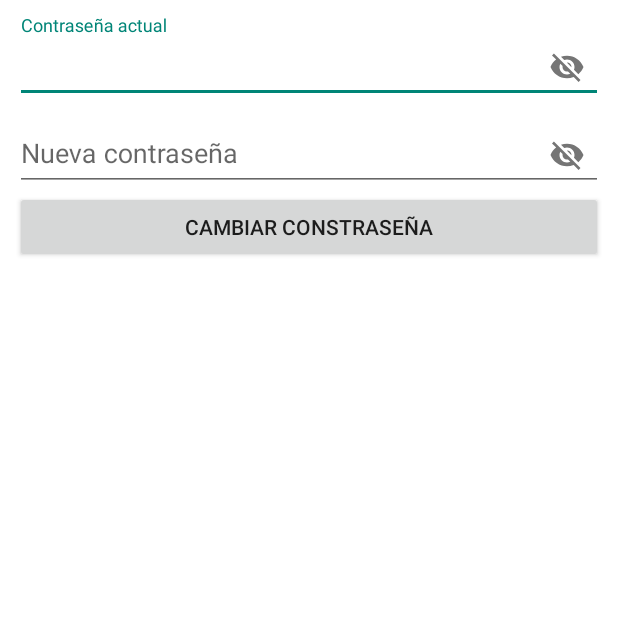
After one commit to Juanfran-10/Juego-Golpea-Topo, an Android app: the CambioDePassword screen opened directly, with no data from a screen before it, on a phone screen of 412 x 824 dp, the top half of it. The commit adds this screen. Run offline under Robolectric (Android 15) with nearby library versions, the phone set to English and light mode, and no system bars; our stand-ins replace Firebase (no records; nobody signed in at launch, a user with empty details on screens opened directly).

Commit message:
change of password

```diff
--- a/app/src/main/AndroidManifest.xml
+++ b/app/src/main/AndroidManifest.xml
@@ -12,6 +12,9 @@
         android:supportsRtl="true"
         android:theme="@style/Theme.JuegoGolpeaTopo"
         tools:targetApi="31">
+        <activity
+            android:name=".CambioDePassword"
+            android:exported="false" />
         <activity
             android:name=".DetalleJugador"
             android:exported="false" />
--- /dev/null
+++ b/app/src/main/java/com/example/juegogolpeatopo/CambioDePassword.java
@@ -0,0 +1,114 @@
+package com.example.juegogolpeatopo;
+
+import androidx.annotation.NonNull;
+import androidx.appcompat.app.AppCompatActivity;
+
+import android.content.Intent;
+import android.os.Bundle;
+import android.text.TextUtils;
+import android.view.View;
+import android.widget.Button;
+import android.widget.EditText;
+import android.widget.Toast;
+
+import com.google.android.gms.tasks.OnFailureListener;
+import com.google.android.gms.tasks.OnSuccessListener;
+import com.google.firebase.auth.AuthCredential;
+import com.google.firebase.auth.EmailAuthCredential;
+import com.google.firebase.auth.EmailAuthProvider;
+import com.google.firebase.auth.FirebaseAuth;
+import com.google.firebase.auth.FirebaseUser;
+import com.google.firebase.database.DatabaseReference;
+import com.google.firebase.database.FirebaseDatabase;
+
+import java.util.HashMap;
+import java.util.Objects;
+
+public class CambioDePassword extends AppCompatActivity {
+    private EditText actualPassword, nuevoPassword;
+    private Button cambiarPassword;
+    private DatabaseReference reference;
+    private FirebaseAuth firebaseAuth;
+    private FirebaseUser user;
+
+    @Override
+    protected void onCreate(Bundle savedInstanceState) {
+        super.onCreate(savedInstanceState);
+        setContentView(R.layout.activity_cambio_de_password);
+        //Enlazamos las variables
+        actualPassword = findViewById(R.id.actualPassword);
+        nuevoPassword = findViewById(R.id.nuevoPassword);
+        cambiarPassword = findViewById(R.id.cambiarPassword);
+
+        //Conectamos con la base de datos
+        reference = FirebaseDatabase.getInstance().getReference("JUGADORES");
+        firebaseAuth = FirebaseAuth.getInstance();
+        user = FirebaseAuth.getInstance().getCurrentUser();
+
+        cambiarPassword.setOnClickListener(new View.OnClickListener() {
+            @Override
+            public void onClick(View v) {
+                String actual = actualPassword.getText().toString().trim();
+                String nueva = nuevoPassword.getText().toString().trim();
+
+                if (TextUtils.isEmpty(actual)) {
+                    Toast.makeText(CambioDePassword.this, "Debes introducir la contraseña actual", Toast.LENGTH_SHORT).show();
+                }
+
+                if (TextUtils.isEmpty(nueva)) {
+                    Toast.makeText(CambioDePassword.this, "Debes introducir la nueva contraseña", Toast.LENGTH_SHORT).show();
+                }
+
+                if (!TextUtils.isEmpty(actual) && !TextUtils.isEmpty(nueva) && actual.length() >= 6 && nueva.length() >= 6) {
+                    cambioPassword(actual, nueva);
+                }
+            }
+        });
+    }
+
+    private void cambioPassword(String actual, String nueva) {
+        AuthCredential authCredential = EmailAuthProvider.getCredential(user.getEmail(), actual);
+
+        user.reauthenticate(authCredential)
+                .addOnSuccessListener(new OnSuccessListener<Void>() {
+                    @Override
+                    public void onSuccess(Void unused) {
+                        user.updatePassword(nueva)
+                                .addOnSuccessListener(new OnSuccessListener<Void>() {
+                                    @Override
+                                    public void onSuccess(Void unused) {
+                                        String value = nuevoPassword.getText().toString().trim();
+                                        HashMap<String, Object> result = new HashMap<>();
+                                        result.put("Password", value);
+                                        reference.child(user.getUid()).updateChildren(result)
+                                                .addOnSuccessListener(new OnSuccessListener<Void>() {
+                                                    @Override
+                                                    public void onSuccess(Void unused) {
+
+                                                    }
+                                                }).addOnFailureListener(new OnFailureListener() {
+                                                    @Override
+                                                    public void onFailure(@NonNull Exception e) {
+                                                        Toast.makeText(CambioDePassword.this, e.getMessage(), Toast.LENGTH_SHORT).show();
+                                                    }
+                                                });
+                                        firebaseAuth.signOut();
+                                        startActivity(new Intent(CambioDePassword.this, Login.class));
+                                        Toast.makeText(CambioDePassword.this, "Se cerró sesión", Toast.LENGTH_SHORT).show();
+                                        finish();
+                                    }
+                                }).addOnFailureListener(new OnFailureListener() {
+                                    @Override
+                                    public void onFailure(@NonNull Exception e) {
+                                        Toast.makeText(CambioDePassword.this, e.getMessage(), Toast.LENGTH_SHORT).show();
+                                    }
+                                });
+                    }
+                }).addOnFailureListener(new OnFailureListener() {
+                    @Override
+                    public void onFailure(@NonNull Exception e) {
+                        Toast.makeText(CambioDePassword.this, e.getMessage(), Toast.LENGTH_SHORT).show();
+                    }
+                });
+    }
+}
--- a/app/src/main/java/com/example/juegogolpeatopo/Menu.java
+++ b/app/src/main/java/com/example/juegogolpeatopo/Menu.java
@@ -156,6 +156,7 @@ public class Menu extends AppCompatActivity {
         btCambiarPassword.setOnClickListener(new View.OnClickListener() {
             @Override
             public void onClick(View v) {
+                startActivity(new Intent(Menu.this, CambioDePassword.class));
                 Toast.makeText(Menu.this, "Cambiando password", Toast.LENGTH_SHORT).show();
             }
         });
--- /dev/null
+++ b/app/src/main/res/layout/activity_cambio_de_password.xml
@@ -0,0 +1,54 @@
+<?xml version="1.0" encoding="utf-8"?>
+<RelativeLayout
+    xmlns:android="http://schemas.android.com/apk/res/android"
+    xmlns:app="http://schemas.android.com/apk/res-auto"
+    xmlns:tools="http://schemas.android.com/tools"
+    android:layout_width="match_parent"
+    android:layout_height="match_parent"
+    android:background="#ffffff"
+    tools:context=".CambioDePassword">
+
+    <androidx.appcompat.widget.LinearLayoutCompat
+        android:layout_width="match_parent"
+        android:layout_height="wrap_content"
+        android:padding="10dp"
+        android:orientation="vertical">
+
+        <com.google.android.material.textfield.TextInputLayout
+            android:layout_width="match_parent"
+            android:layout_height="wrap_content"
+            app:passwordToggleEnabled="true">
+
+            <EditText
+                android:id="@+id/actualPassword"
+                android:layout_width="match_parent"
+                android:layout_height="wrap_content"
+                android:hint="@string/actualPassword"
+                tools:ignore="Autofill,TextFields,TouchTargetSizeCheck,VisualLintTextFieldSize"/>
+
+        </com.google.android.material.textfield.TextInputLayout>
+
+        <com.google.android.material.textfield.TextInputLayout
+            android:layout_width="match_parent"
+            android:layout_height="wrap_content"
+            app:passwordToggleEnabled="true">
+
+            <EditText
+                android:id="@+id/nuevoPassword"
+                android:layout_width="match_parent"
+                android:layout_height="wrap_content"
+                android:hint="@string/nuevoPassword"
+                tools:ignore="Autofill,TextFields,TouchTargetSizeCheck,VisualLintTextFieldSize" />
+
+        </com.google.android.material.textfield.TextInputLayout>
+
+        <Button
+            android:id="@+id/cambiarPassword"
+            android:text="@string/cambiarPassword"
+            android:layout_width="match_parent"
+            android:layout_height="wrap_content"
+            tools:ignore="VisualLintButtonSize" />
+
+    </androidx.appcompat.widget.LinearLayoutCompat>
+
+</RelativeLayout>
--- a/app/src/main/res/values/strings.xml
+++ b/app/src/main/res/values/strings.xml
@@ -67,4 +67,9 @@
     <string name="paisDetalle"> Pais </string>
     <string name="puntosDetalle"> Puntos </string>
 
+    <!--  -->
+    <string name="actualPassword">Contraseña actual</string>
+    <string name="nuevoPassword">Nueva contraseña</string>
+    <string name="cambiarPassword">Cambiar constraseña</string>
+
 </resources>
```
